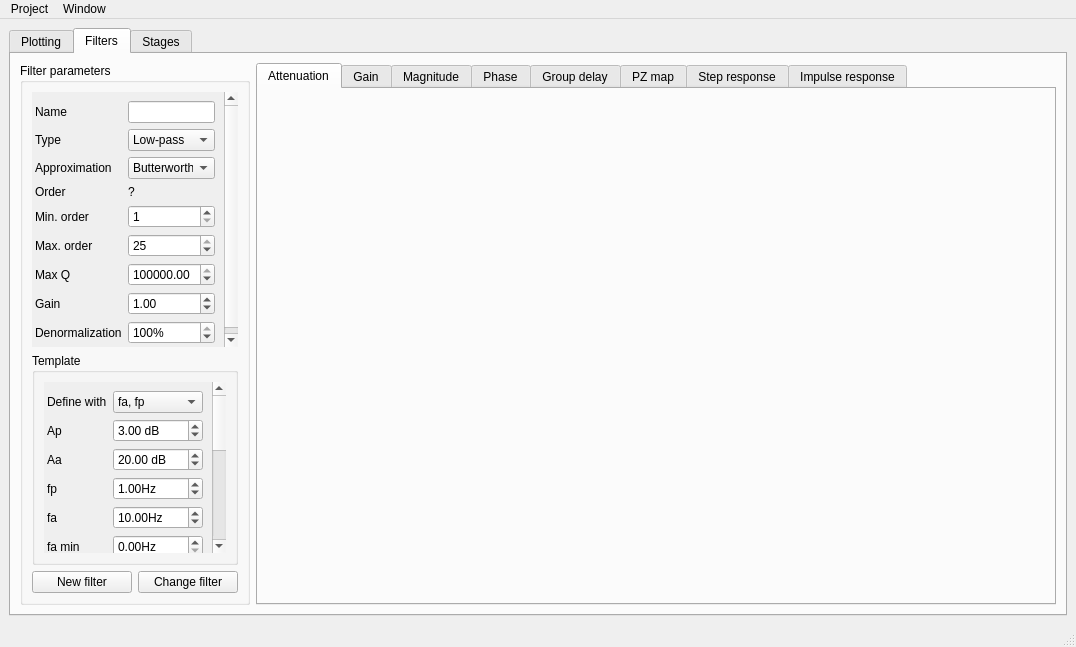
Qt form designer/mainwindow.ui (juan-sb/filtertool-tc22) before a commit.
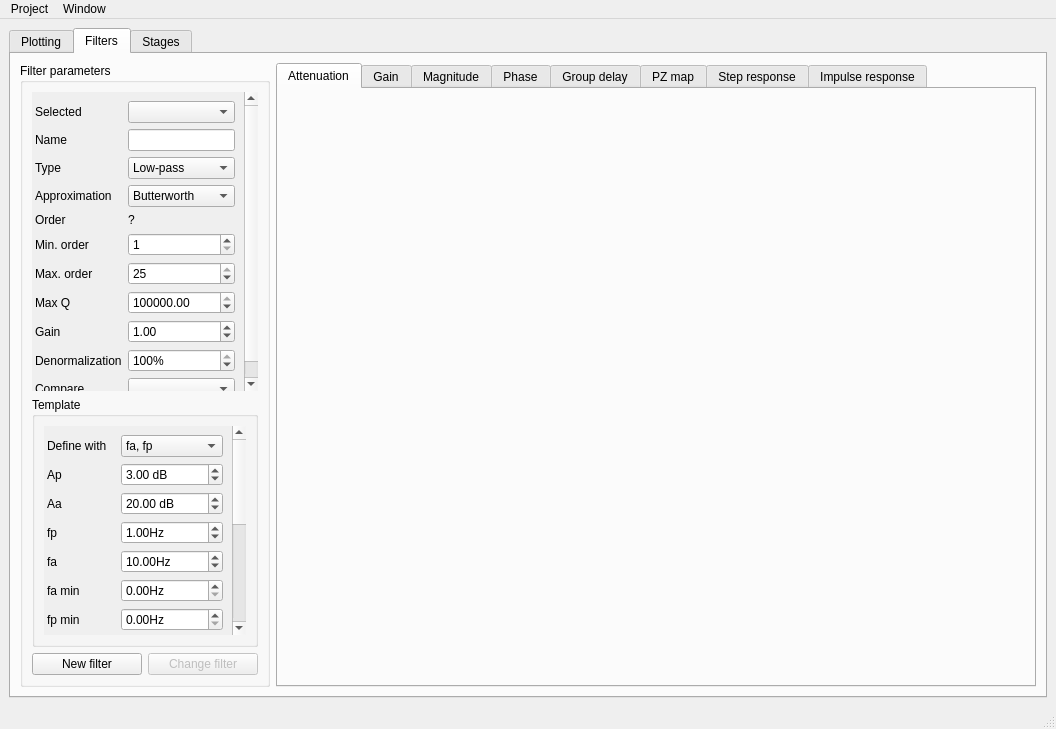
The same form after that commit. Custom widgets are drawn as their Qt base class.

Commit message: Preparo siguientes features, selección de filtro desde tab dedicada

```diff
--- a/designer/mainwindow.ui
+++ b/designer/mainwindow.ui
@@ -6,8 +6,8 @@
    <rect>
     <x>0</x>
     <y>0</y>
-    <width>1076</width>
-    <height>647</height>
+    <width>1056</width>
+    <height>729</height>
    </rect>
   </property>
   <property name="acceptDrops">
@@ -1291,7 +1291,7 @@
          <widget class="QGroupBox" name="groupBox_3">
           <property name="maximumSize">
            <size>
-            <width>230</width>
+            <width>250</width>
             <height>16777215</height>
            </size>
           </property>
@@ -1317,7 +1317,7 @@
              <item>
               <widget class="QPushButton" name="chg_filter_btn">
                <property name="enabled">
-                <bool>true</bool>
+                <bool>false</bool>
                </property>
                <property name="text">
                 <string>Change filter</string>
@@ -1357,8 +1357,8 @@
                <rect>
                 <x>0</x>
                 <y>0</y>
-                <width>187</width>
-                <height>282</height>
+                <width>230</width>
+                <height>303</height>
                </rect>
               </property>
               <property name="sizePolicy">
@@ -1377,7 +1377,56 @@
                <property name="leftMargin">
                 <number>3</number>
                </property>
+               <item row="8" column="0">
+                <widget class="QLabel" name="label_83">
+                 <property name="text">
+                  <string>Max Q</string>
+                 </property>
+                </widget>
+               </item>
                <item row="2" column="1">
+                <widget class="QComboBox" name="tipo_box">
+                 <property name="minimumSize">
+                  <size>
+                   <width>0</width>
+                   <height>0</height>
+                  </size>
+                 </property>
+                 <item>
+                  <property name="text">
+                   <string>Low-pass</string>
+                  </property>
+                 </item>
+                 <item>
+                  <property name="text">
+                   <string>High-pass</string>
+                  </property>
+                 </item>
+                 <item>
+                  <property name="text">
+                   <string>Band-pass</string>
+                  </property>
+                 </item>
+                 <item>
+                  <property name="text">
+                   <string>Band-reject</string>
+                  </property>
+                 </item>
+                 <item>
+                  <property name="text">
+                   <string>Group delay</string>
+                  </property>
+                 </item>
+                </widget>
+               </item>
+               <item row="5" column="0">
+                <widget class="QLabel" name="label_36">
+                 <property name="text">
+                  <string>Order</string>
+                 </property>
+                </widget>
+               </item>
+               <item row="3" column="1">
                 <widget class="QComboBox" name="aprox_box">
                  <item>
                   <property name="text">
@@ -1416,136 +1465,7 @@
                  </item>
                 </widget>
                </item>
-               <item row="1" column="1">
-                <widget class="QComboBox" name="tipo_box">
-                 <property name="minimumSize">
-                  <size>
-                   <width>0</width>
-                   <height>0</height>
-                  </size>
-                 </property>
-                 <item>
-                  <property name="text">
-                   <string>Low-pass</string>
-                  </property>
-                 </item>
-                 <item>
-                  <property name="text">
-                   <string>High-pass</string>
-                  </property>
-                 </item>
-                 <item>
-                  <property name="text">
-                   <string>Band-pass</string>
-                  </property>
-                 </item>
-                 <item>
-                  <property name="text">
-                   <string>Band-reject</string>
-                  </property>
-                 </item>
-                 <item>
-                  <property name="text">
-                   <string>Group delay</string>
-                  </property>
-                 </item>
-                </widget>
-               </item>
-               <item row="2" column="0">
-                <widget class="QLabel" name="label_54">
-                 <property name="text">
-                  <string>Approximation</string>
-                 </property>
-                </widget>
-               </item>
-               <item row="9" column="0">
-                <widget class="QLabel" name="label_61">
-                 <property name="text">
-                  <string>Denormalization</string>
-                 </property>
-                </widget>
-               </item>
-               <item row="0" column="0">
-                <widget class="QLabel" name="label_26">
-                 <property name="text">
-                  <string>Name</string>
-                 </property>
-                </widget>
-               </item>
-               <item row="8" column="1">
-                <widget class="QDoubleSpinBox" name="gain_box">
-                 <property name="minimum">
-                  <double>0.010000000000000</double>
-                 </property>
-                 <property name="maximum">
-                  <double>1000000.000000000000000</double>
-                 </property>
-                 <property name="singleStep">
-                  <double>0.010000000000000</double>
-                 </property>
-                 <property name="value">
-                  <double>1.000000000000000</double>
-                 </property>
-                </widget>
-               </item>
-               <item row="5" column="1">
-                <widget class="QSpinBox" name="N_min_box">
-                 <property name="minimum">
-                  <number>1</number>
-                 </property>
-                 <property name="maximum">
-                  <number>25</number>
-                 </property>
-                </widget>
-               </item>
-               <item row="6" column="1">
-                <widget class="QSpinBox" name="N_max_box">
-                 <property name="minimum">
-                  <number>1</number>
-                 </property>
-                 <property name="maximum">
-                  <number>25</number>
-                 </property>
-                 <property name="value">
-                  <number>25</number>
-                 </property>
-                </widget>
-               </item>
-               <item row="7" column="0">
-                <widget class="QLabel" name="label_83">
-                 <property name="text">
-                  <string>Max Q</string>
-                 </property>
-                </widget>
-               </item>
-               <item row="6" column="0">
-                <widget class="QLabel" name="label_59">
-                 <property name="text">
-                  <string>Max. order</string>
-                 </property>
-                </widget>
-               </item>
-               <item row="4" column="1">
-                <widget class="QLabel" name="N_label">
-                 <property name="maximumSize">
-                  <size>
-                   <width>16777215</width>
-                   <height>20</height>
-                  </size>
-                 </property>
-                 <property name="text">
-                  <string>?</string>
-                 </property>
-                </widget>
-               </item>
-               <item row="1" column="0">
-                <widget class="QLabel" name="label_27">
-                 <property name="text">
-                  <string>Type</string>
-                 </property>
-                </widget>
-               </item>
-               <item row="9" column="1">
+               <item row="10" column="1">
                 <widget class="QDoubleSpinBox" name="denorm_box">
                  <property name="suffix">
                   <string>%</string>
@@ -1567,14 +1487,43 @@
                  </property>
                 </widget>
                </item>
-               <item row="8" column="0">
-                <widget class="QLabel" name="label_28">
+               <item row="5" column="1">
+                <widget class="QLabel" name="N_label">
+                 <property name="maximumSize">
+                  <size>
+                   <width>16777215</width>
+                   <height>20</height>
+                  </size>
+                 </property>
                  <property name="text">
-                  <string>Gain</string>
+                  <string>?</string>
                  </property>
                 </widget>
                </item>
-               <item row="0" column="1">
+               <item row="9" column="1">
+                <widget class="QDoubleSpinBox" name="gain_box">
+                 <property name="minimum">
+                  <double>0.010000000000000</double>
+                 </property>
+                 <property name="maximum">
+                  <double>1000000.000000000000000</double>
+                 </property>
+                 <property name="singleStep">
+                  <double>0.010000000000000</double>
+                 </property>
+                 <property name="value">
+                  <double>1.000000000000000</double>
+                 </property>
+                </widget>
+               </item>
+               <item row="10" column="0">
+                <widget class="QLabel" name="label_61">
+                 <property name="text">
+                  <string>Denormalization</string>
+                 </property>
+                </widget>
+               </item>
+               <item row="1" column="1">
                 <widget class="QLineEdit" name="filtername_box">
                  <property name="mouseTracking">
                   <bool>false</bool>
@@ -1584,14 +1533,68 @@
                  </property>
                 </widget>
                </item>
-               <item row="5" column="0">
-                <widget class="QLabel" name="label_49">
+               <item row="9" column="0">
+                <widget class="QLabel" name="label_28">
                  <property name="text">
-                  <string>Min. order</string>
+                  <string>Gain</string>
+                 </property>
+                </widget>
+               </item>
+               <item row="0" column="1">
+                <widget class="QComboBox" name="selfil_cb"/>
+               </item>
+               <item row="7" column="0">
+                <widget class="QLabel" name="label_59">
+                 <property name="text">
+                  <string>Max. order</string>
+                 </property>
+                </widget>
+               </item>
+               <item row="0" column="0">
+                <widget class="QLabel" name="label_29">
+                 <property name="text">
+                  <string>Selected</string>
                  </property>
                 </widget>
                </item>
                <item row="7" column="1">
+                <widget class="QSpinBox" name="N_max_box">
+                 <property name="minimum">
+                  <number>1</number>
+                 </property>
+                 <property name="maximum">
+                  <number>25</number>
+                 </property>
+                 <property name="value">
+                  <number>25</number>
+                 </property>
+                </widget>
+               </item>
+               <item row="2" column="0">
+                <widget class="QLabel" name="label_27">
+                 <property name="text">
+                  <string>Type</string>
+                 </property>
+                </widget>
+               </item>
+               <item row="6" column="1">
+                <widget class="QSpinBox" name="N_min_box">
+                 <property name="minimum">
+                  <number>1</number>
+                 </property>
+                 <property name="maximum">
+                  <number>25</number>
+                 </property>
+                </widget>
+               </item>
+               <item row="1" column="0">
+                <widget class="QLabel" name="label_26">
+                 <property name="text">
+                  <string>Name</string>
+                 </property>
+                </widget>
+               </item>
+               <item row="8" column="1">
                 <widget class="QDoubleSpinBox" name="Q_max_box">
                  <property name="maximum">
                   <double>9999999.990000000223517</double>
@@ -1601,10 +1604,27 @@
                  </property>
                 </widget>
                </item>
-               <item row="4" column="0">
-                <widget class="QLabel" name="label_36">
+               <item row="3" column="0">
+                <widget class="QLabel" name="label_54">
                  <property name="text">
-                  <string>Order</string>
+                  <string>Approximation</string>
+                 </property>
+                </widget>
+               </item>
+               <item row="6" column="0">
+                <widget class="QLabel" name="label_49">
+                 <property name="text">
+                  <string>Min. order</string>
+                 </property>
+                </widget>
+               </item>
+               <item row="11" column="1">
+                <widget class="QComboBox" name="compareapprox_cb"/>
+               </item>
+               <item row="11" column="0">
+                <widget class="QLabel" name="label_30">
+                 <property name="text">
+                  <string>Compare</string>
                  </property>
                 </widget>
                </item>
@@ -1643,8 +1663,8 @@
                   <rect>
                    <x>0</x>
                    <y>0</y>
-                   <width>163</width>
-                   <height>478</height>
+                   <width>193</width>
+                   <height>402</height>
                   </rect>
                  </property>
                  <property name="sizePolicy">
@@ -2347,8 +2367,8 @@
     <rect>
      <x>0</x>
      <y>0</y>
-     <width>1076</width>
-     <height>26</height>
+     <width>1056</width>
+     <height>21</height>
     </rect>
    </property>
    <widget class="QMenu" name="menuProject">
```
Left out of the diff: 19 changed lines with no effect on the pictures. The commit also changes 4 other files.
